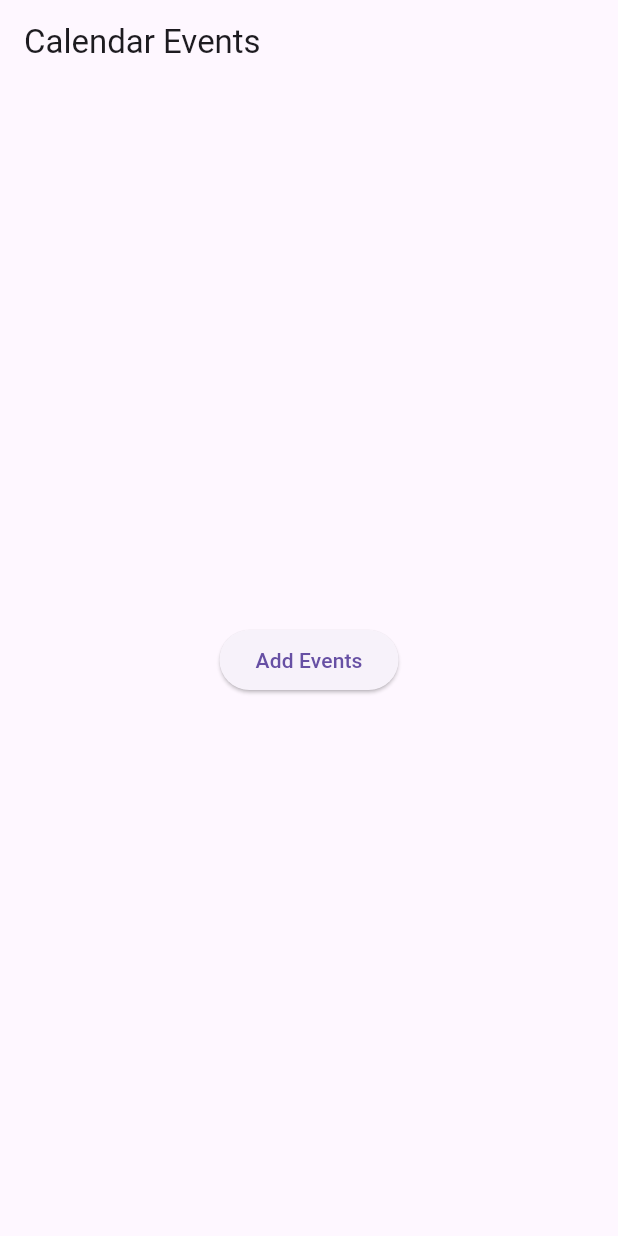
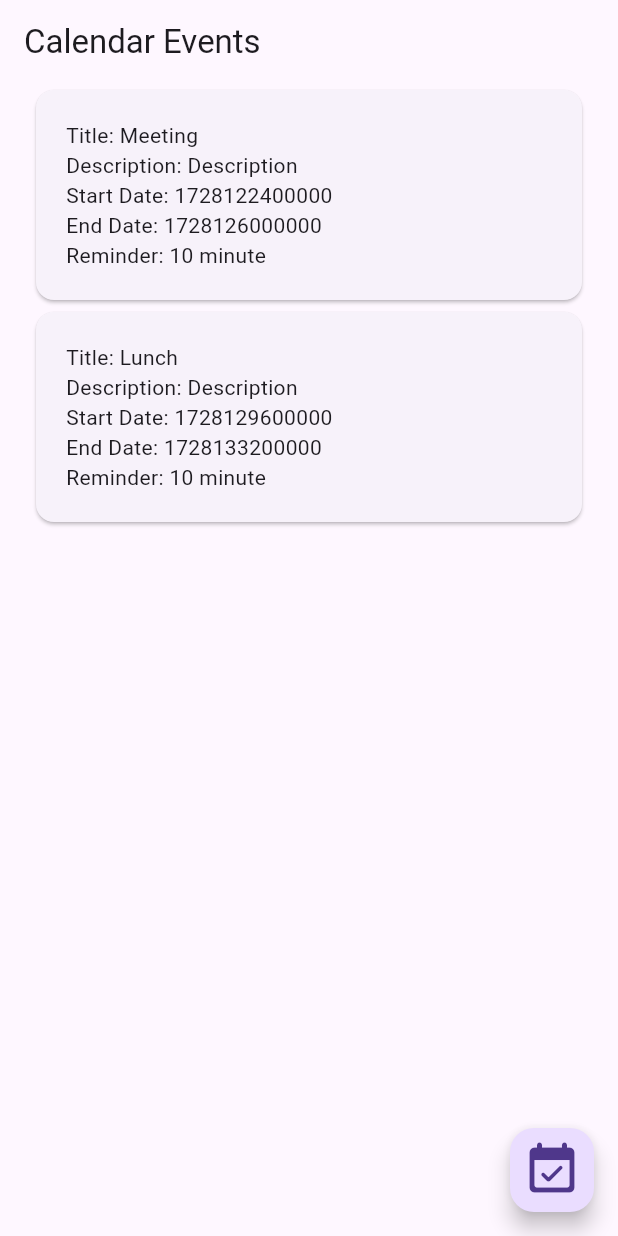
Before and after one commit to villarJM/calendar_events, a Flutter app: the screen it shows after launch, on a phone screen of 412 x 824 dp. Run offline on Flutter 3.47's test engine with Material 3 defaults, Android fonts, the phone set to English and light mode, and no system bars; our stand-ins replace plugin_platform_interface.

Commit message:
feat(IOS): Agregar función corregido para agregar eventos en ios

```diff
--- a/example/lib/main.dart
+++ b/example/lib/main.dart
@@ -11,32 +11,59 @@ class MyApp extends StatelessWidget {
 
   @override
   Widget build(BuildContext context) {
-    return MaterialApp(
-      home: Scaffold(
-        appBar: AppBar(title: const Text('Calendar Events')),
-        body: Center(
-          child: ElevatedButton(
-            onPressed: () async {
-              CalendarEvents calendarEvents = CalendarEvents();
-              await calendarEvents.addEvents([
+    List<Map<String, dynamic>> events = [
       {
         'title': 'Meeting',
         'description': 'Description',
-                  'startDate': (DateTime.parse('2024-09-21 10:00:00')).millisecondsSinceEpoch.toString(),
-                  'endDate': (DateTime.parse('2024-09-21 11:00:00')).millisecondsSinceEpoch.toString(),
+        'startDate': (DateTime.parse('2024-10-05 10:00:00')).millisecondsSinceEpoch.toString(),
+        'endDate': (DateTime.parse('2024-10-05 11:00:00')).millisecondsSinceEpoch.toString(),
         'reminder': '10'
       },
       {
         'title': 'Lunch',
         'description': 'Description',
-                  'startDate': (DateTime.parse('2024-09-21 12:00:00')).millisecondsSinceEpoch.toString(),
-                  'endDate': (DateTime.parse('2024-09-21 13:00:00')).millisecondsSinceEpoch.toString(),
+        'startDate': (DateTime.parse('2024-10-05 12:00:00')).millisecondsSinceEpoch.toString(),
+        'endDate': (DateTime.parse('2024-10-05 13:00:00')).millisecondsSinceEpoch.toString(),
         'reminder': '10'
       }
-              ]);
+    ];
+    return MaterialApp(
+      home: Scaffold(
+        appBar: AppBar(title: const Text('Calendar Events')),
+        body: Center(
+          child: Padding(
+            padding: const EdgeInsets.symmetric(horizontal: 20),
+            child: Column(
+              children: events.map((item) => Row(
+                children: [
+                  Expanded(
+                    child: Card(
+                      child: Padding(
+                        padding: const EdgeInsets.symmetric(horizontal: 20, vertical: 20),
+                        child: Column(
+                          crossAxisAlignment: CrossAxisAlignment.start,
+                          children: [
+                            Text("Title: ${item['title']}"),
+                            Text("Description: ${item['description']}"),
+                            Text("Start Date: ${item['startDate']}"),
+                            Text("End Date: ${item['endDate']}"),
+                            Text("Reminder: ${item['reminder']} minute"),
+                          ],
+                        ),
+                      ),
+                    ),
+                  ),
+                ],
+              )).toList()
+            ),
+          ),
+        ),
+        floatingActionButton: FloatingActionButton(
+          onPressed: () async {
+            CalendarEvents calendarEvents = CalendarEvents();
+            await calendarEvents.addEvents(events);
           },
-            child: const Text('Add Events'),
-          ),
+          child: const Icon(Icons.event_available_rounded, size: 40,),
         ),
       ),
     );
--- a/lib/calendar_events/calendar_events.dart
+++ b/lib/calendar_events/calendar_events.dart
@@ -1,3 +1,4 @@
+import 'package:flutter/material.dart';
 import 'package:flutter/services.dart';
 
 class CalendarEvents {
@@ -8,7 +9,7 @@ class CalendarEvents {
     try {
       await platform.invokeMethod('addEvents', {'events': events});
     } on PlatformException catch (e) {
-      print("Failed to add events: '${e.message}'.");
+      debugPrint("Failed to add events: '${e.message}'.");
     }
   }
 }
```
Also changed, not shown: 7 other files. Lines whose indentation alone changed are shown as unchanged.
